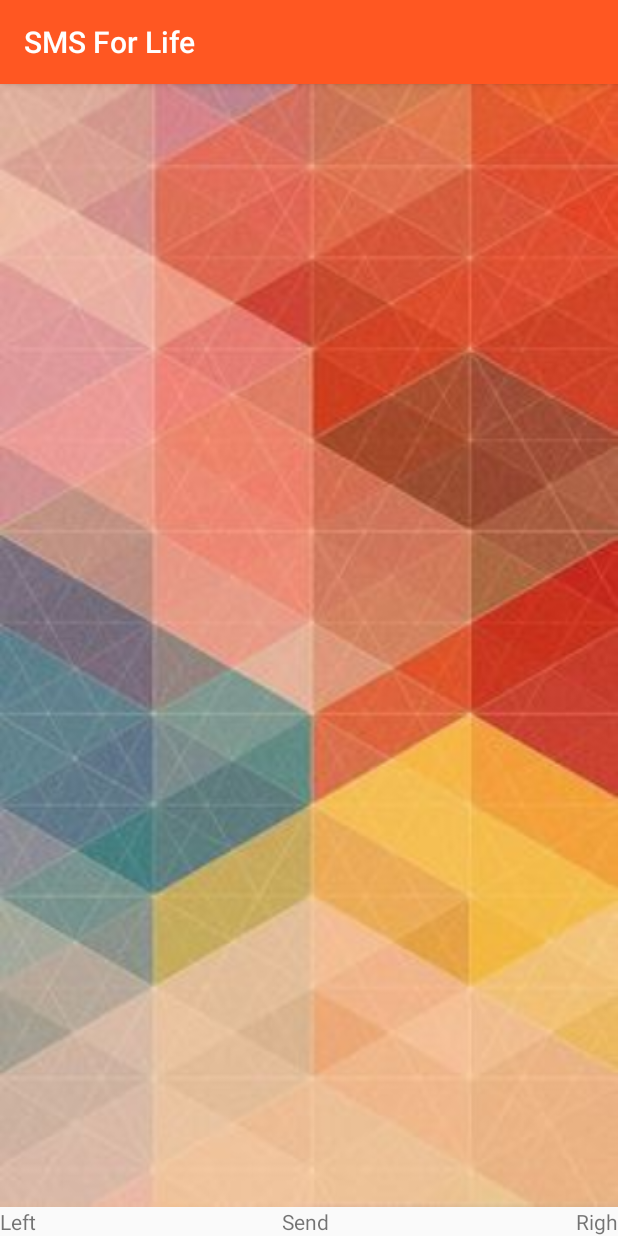
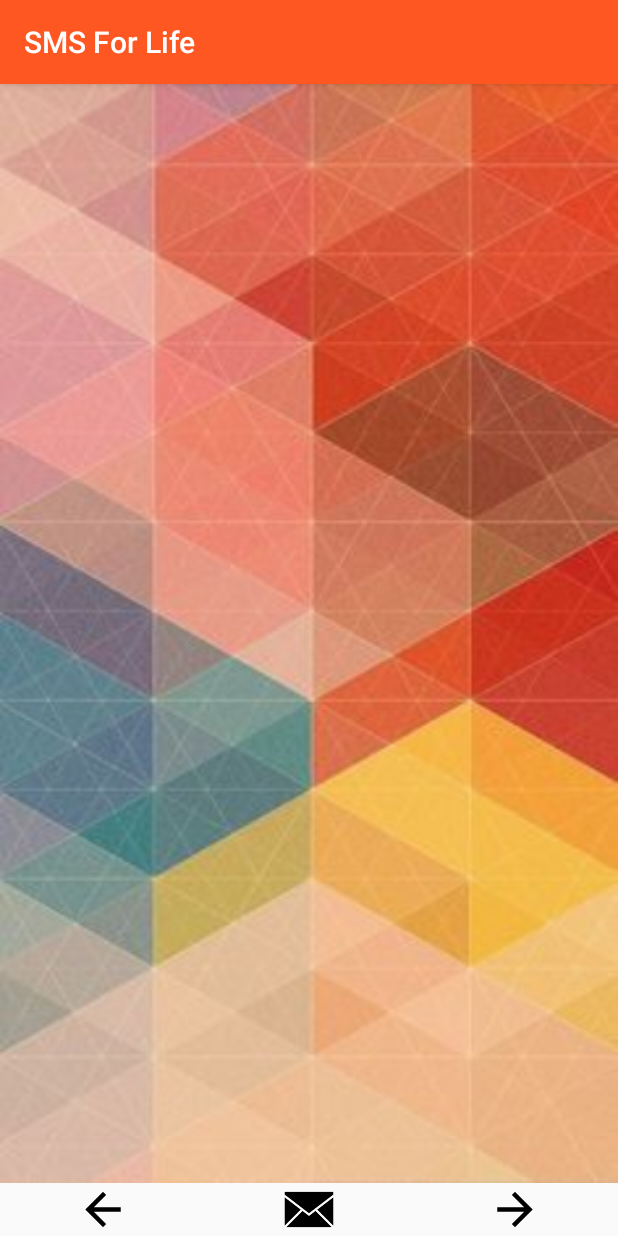
Before and after one commit to extreme-piash/SMSForLife, an Android app: the fragment FullSMSFragment shown on its own in the app's theme, on a phone screen of 412 x 824 dp. Run offline under Robolectric (Android 15) with nearby library versions, the phone set to English and light mode, and no system bars; 3 statements that could not run were skipped.

Commit message:
Add three button(forward, backwar, sendsms) in fullSMSfragment

```diff
--- a/app/src/main/res/layout/fragment_full_sms.xml
+++ b/app/src/main/res/layout/fragment_full_sms.xml
@@ -14,24 +14,25 @@
     <LinearLayout
         android:layout_width="match_parent"
         android:layout_height="wrap_content"
+
         android:layout_gravity="bottom">
-        <TextView
-            android:layout_width="wrap_content"
-            android:layout_height="wrap_content"
+        <ImageView
+            android:layout_width="10dp"
+            android:layout_height="35dp"
             android:gravity="left"
-            android:text="Left"
+            android:src="@drawable/backward"
             android:layout_weight="1"/>
-        <TextView
-            android:layout_width="wrap_content"
-            android:layout_height="wrap_content"
-            android:text="Send"
+        <ImageView
+            android:layout_width="10dp"
+            android:layout_height="35dp"
+            android:src="@drawable/send"
             android:gravity="center"
             android:layout_weight="1"/>
-        <TextView
-            android:layout_width="wrap_content"
-            android:layout_height="wrap_content"
+        <ImageView
+            android:layout_width="10dp"
+            android:layout_height="35dp"
             android:gravity="right"
-            android:text="Righ"
+            android:src="@drawable/forward"
             android:layout_weight="1"/>
     </LinearLayout>
 
--- a/app/src/main/res/values/strings.xml
+++ b/app/src/main/res/values/strings.xml
@@ -147,11 +147,11 @@
         <item>Eid</item>
         <item>Emotional</item>
         <item>Engagement</item>
-        <item>Exan</item>
+        <item>Exam</item>
         <item>Farewell</item>
         <item>Father\'s Day</item>
         <item>Festival</item>
-        <item>Llirt</item>
+        <item>Flirt</item>
         <item>Friday</item>
     </string-array>
     <!-- TODO: Remove or change this placeholder text -->
```
Also changed, not shown: app/src/main/res/drawable/backward.png (added), app/src/main/res/drawable/forward.png (added), app/src/main/res/drawable/send.png (added).
